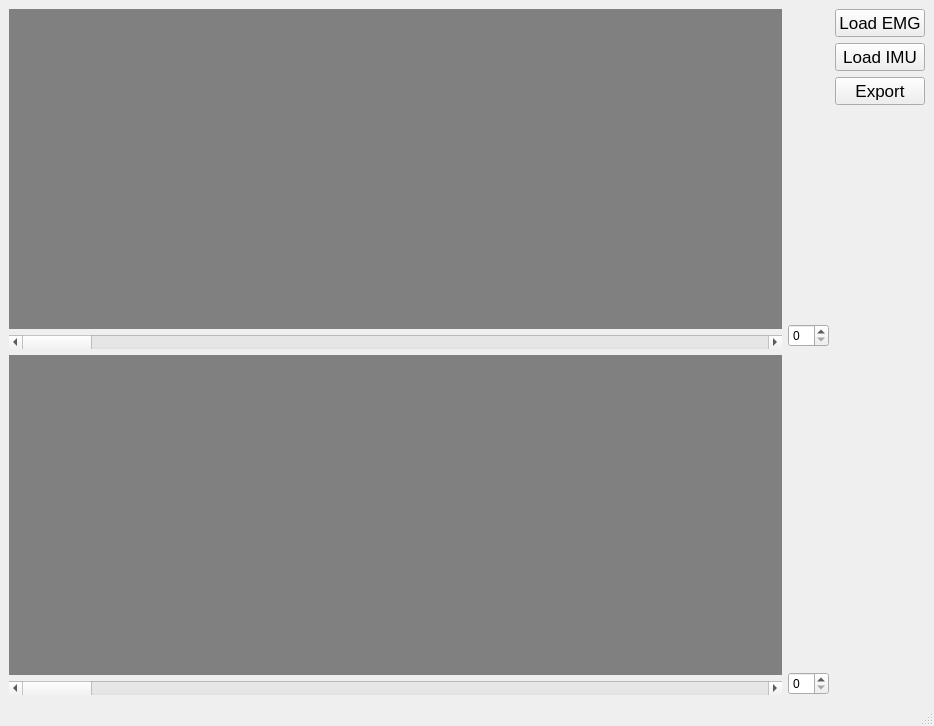
Qt form Vizualizace/Hydronaut_VisualisationTool.ui (MautnerVo/Hydronaut) before a commit.
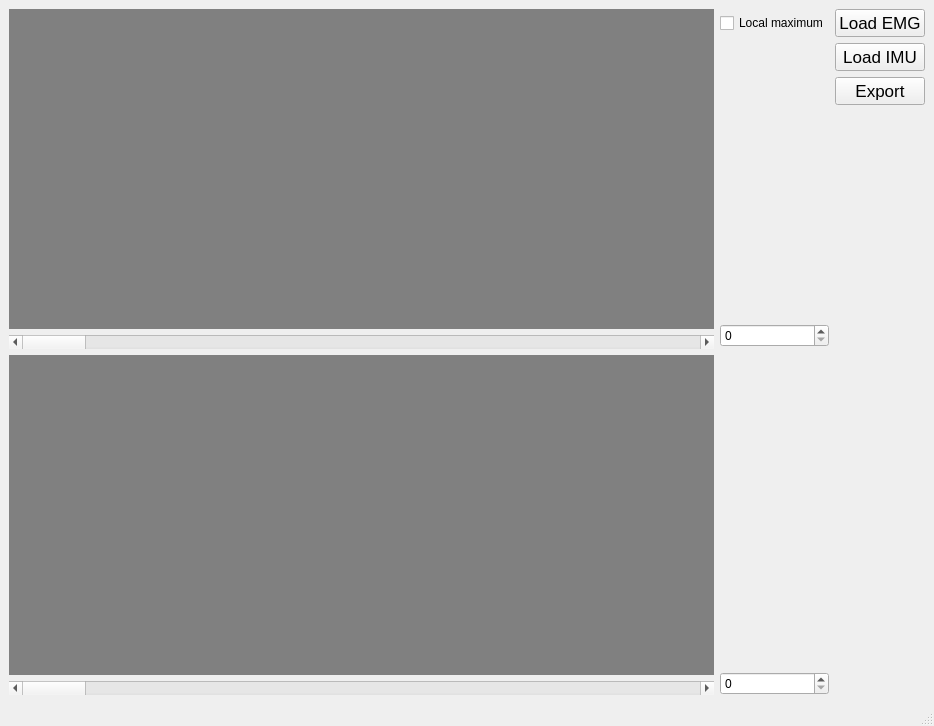
The same form after that commit.

Commit message: test local max

```diff
--- a/Vizualizace/Hydronaut_VisualisationTool.ui
+++ b/Vizualizace/Hydronaut_VisualisationTool.ui
@@ -325,19 +325,6 @@
           </property>
          </widget>
         </item>
-        <item row="1" column="0">
-         <spacer name="horizontalSpacer_4">
-          <property name="orientation">
-           <enum>Qt::Horizontal</enum>
-          </property>
-          <property name="sizeHint" stdset="0">
-           <size>
-            <width>40</width>
-            <height>20</height>
-           </size>
-          </property>
-         </spacer>
-        </item>
         <item row="3" column="0">
          <spacer name="horizontalSpacer_3">
           <property name="orientation">
@@ -425,6 +412,13 @@
           </property>
          </spacer>
         </item>
+        <item row="1" column="0">
+         <widget class="QCheckBox" name="cb_local_maximum">
+          <property name="text">
+           <string>Local maximum</string>
+          </property>
+         </widget>
+        </item>
        </layout>
       </item>
      </layout>
```
The commit also changes 3 other files.
